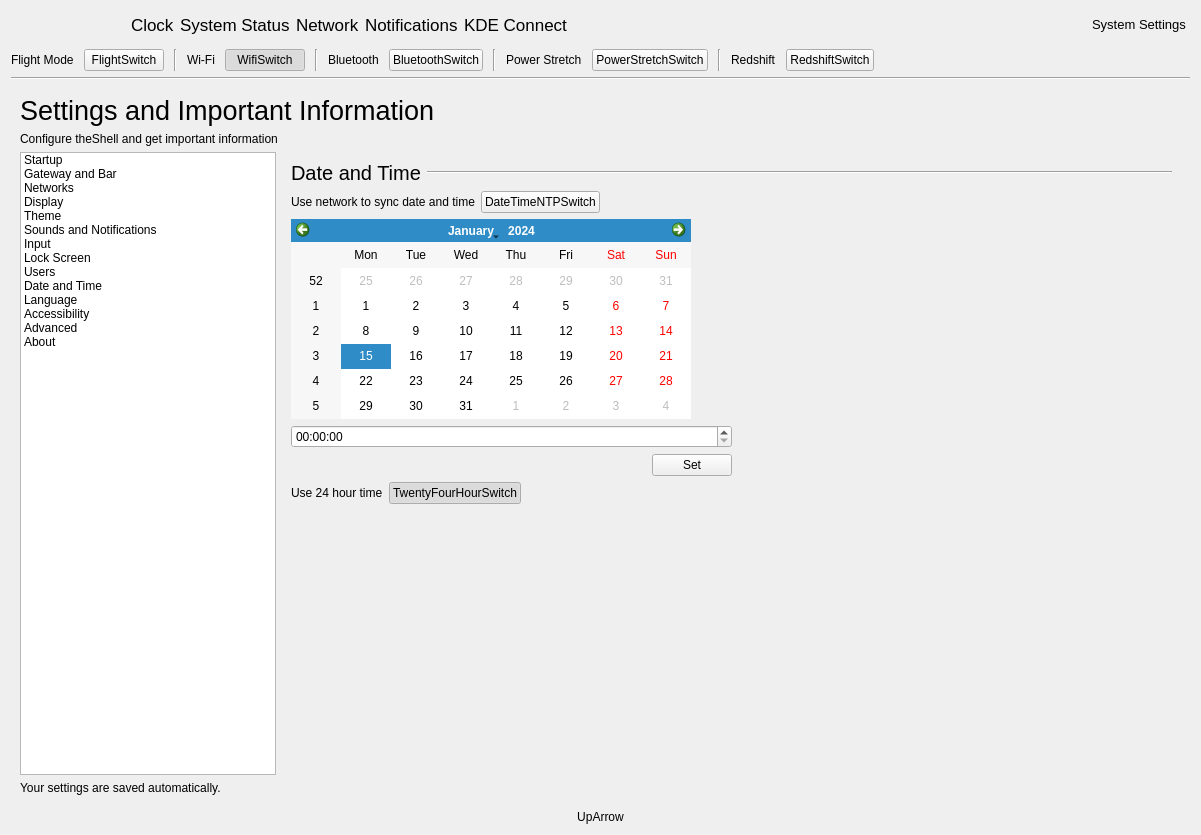
Above: shell/infopanedropdown.ui from vicr123/theshell before the change. Below: the same form after it.
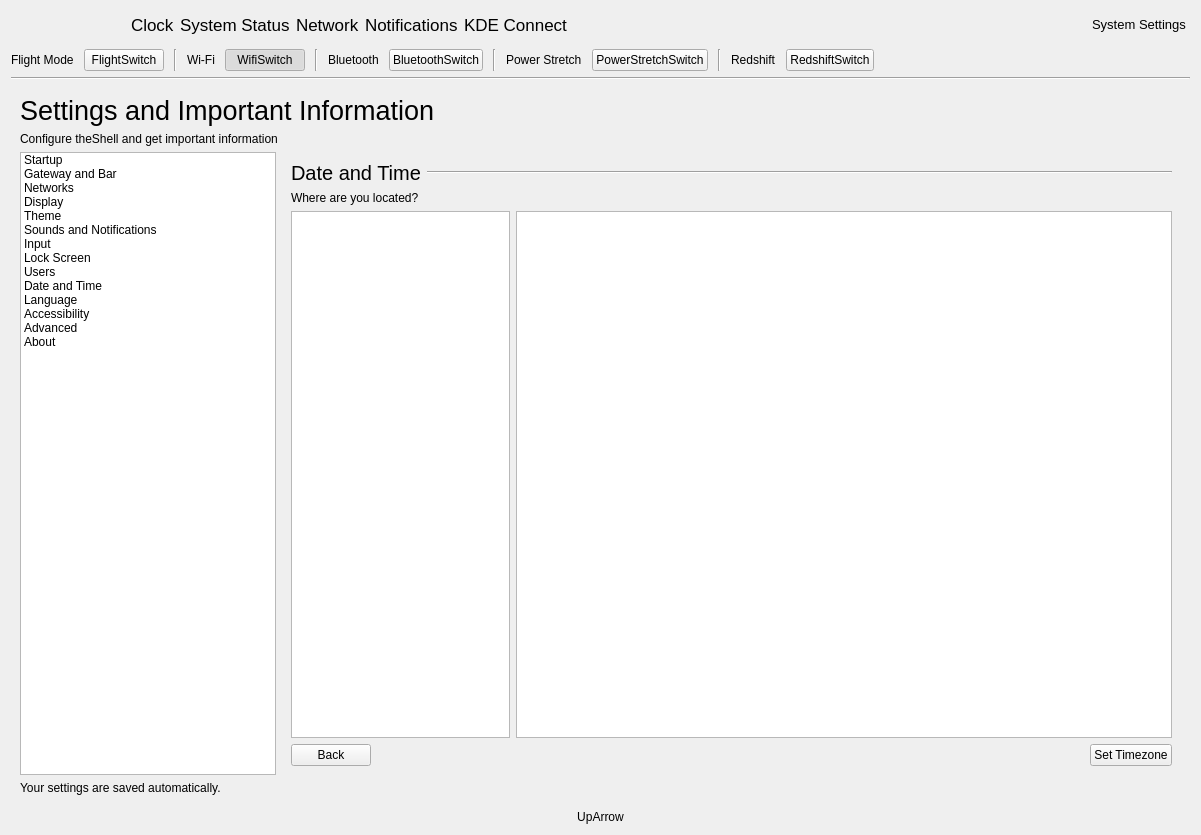
That is the form after the change. The open tabs and pages were chosen to show the change. Icons and pictures are not drawn. Custom widgets are drawn as their Qt base class.

Commit message: Timezone selection

```diff
--- a/shell/infopanedropdown.ui
+++ b/shell/infopanedropdown.ui
@@ -3961,8 +3961,30 @@
               </widget>
              </item>
              <item row="1" column="0" colspan="2">
+              <widget class="AnimatedStackedWidget" name="TimezoneStackedWidget">
+               <property name="currentIndex">
+                <number>0</number>
+               </property>
+               <widget class="QWidget" name="page_19">
+                <property name="autoFillBackground">
+                 <bool>true</bool>
+                </property>
+                <layout class="QGridLayout" name="gridLayout_7">
+                 <property name="leftMargin">
+                  <number>0</number>
+                 </property>
+                 <property name="topMargin">
+                  <number>0</number>
+                 </property>
+                 <property name="rightMargin">
+                  <number>0</number>
+                 </property>
+                 <property name="bottomMargin">
+                  <number>0</number>
+                 </property>
+                 <item row="0" column="0">
               <layout class="QGridLayout" name="gridLayout_15">
-               <item row="5" column="0">
+                   <item row="6" column="0">
                 <spacer name="verticalSpacer_22">
                  <property name="orientation">
                   <enum>Qt::Vertical</enum>
@@ -3975,7 +3997,7 @@
                  </property>
                 </spacer>
                </item>
-               <item row="3" column="0">
+                   <item row="4" column="0">
                 <layout class="QHBoxLayout" name="horizontalLayout_36">
                  <item>
                   <spacer name="horizontalSpacer_26">
@@ -4003,7 +4025,7 @@
                  </item>
                 </layout>
                </item>
-               <item row="1" column="1">
+                   <item row="2" column="1">
                 <spacer name="horizontalSpacer_25">
                  <property name="orientation">
                   <enum>Qt::Horizontal</enum>
@@ -4016,7 +4038,7 @@
                  </property>
                 </spacer>
                </item>
-               <item row="1" column="0">
+                   <item row="2" column="0">
                 <widget class="QCalendarWidget" name="dateTimeSetDate">
                  <property name="maximumSize">
                   <size>
@@ -4026,7 +4048,7 @@
                  </property>
                 </widget>
                </item>
-               <item row="2" column="0">
+                   <item row="3" column="0">
                 <widget class="QTimeEdit" name="dateTimeSetTime"/>
                </item>
                <item row="0" column="0">
@@ -4060,7 +4082,7 @@
                  </item>
                 </layout>
                </item>
-               <item row="4" column="0">
+                   <item row="5" column="0">
                 <layout class="QHBoxLayout" name="horizontalLayout_44">
                  <item>
                   <widget class="QLabel" name="label_78">
@@ -4097,7 +4119,131 @@
                  </item>
                 </layout>
                </item>
-              </layout>
+                   <item row="1" column="0">
+                    <layout class="QHBoxLayout" name="horizontalLayout_2">
+                     <item>
+                      <spacer name="horizontalSpacer_13">
+                       <property name="orientation">
+                        <enum>Qt::Horizontal</enum>
+                       </property>
+                       <property name="sizeHint" stdset="0">
+                        <size>
+                         <width>40</width>
+                         <height>20</height>
+                        </size>
+                       </property>
+                      </spacer>
+                     </item>
+                     <item>
+                      <widget class="QPushButton" name="SetSystemTimezoneButton">
+                       <property name="text">
+                        <string>Set System Timezone</string>
+                       </property>
+                       <property name="icon">
+                        <iconset theme="arrow-right"/>
+                       </property>
+                      </widget>
+                     </item>
+                    </layout>
+                   </item>
+                  </layout>
+                 </item>
+                </layout>
+               </widget>
+               <widget class="QWidget" name="page_20">
+                <property name="autoFillBackground">
+                 <bool>true</bool>
+                </property>
+                <layout class="QVBoxLayout" name="verticalLayout_15">
+                 <property name="leftMargin">
+                  <number>0</number>
+                 </property>
+                 <property name="topMargin">
+                  <number>0</number>
+                 </property>
+                 <property name="rightMargin">
+                  <number>0</number>
+                 </property>
+                 <property name="bottomMargin">
+                  <number>0</number>
+                 </property>
+                 <item>
+                  <widget class="QLabel" name="label_28">
+                   <property name="text">
+                    <string>Where are you located?</string>
+                   </property>
+                  </widget>
+                 </item>
+                 <item>
+                  <layout class="QHBoxLayout" name="horizontalLayout_26">
+                   <item>
+                    <widget class="QListWidget" name="timezoneList">
+                     <property name="sizePolicy">
+                      <sizepolicy hsizetype="Expanding" vsizetype="Expanding">
+                       <horstretch>1</horstretch>
+                       <verstretch>0</verstretch>
+                      </sizepolicy>
+                     </property>
+                     <property name="iconSize">
+                      <size>
+                       <width>32</width>
+                       <height>32</height>
+                      </size>
+                     </property>
+                    </widget>
+                   </item>
+                   <item>
+                    <widget class="QListWidget" name="timezoneCityList">
+                     <property name="sizePolicy">
+                      <sizepolicy hsizetype="Expanding" vsizetype="Expanding">
+                       <horstretch>3</horstretch>
+                       <verstretch>0</verstretch>
+                      </sizepolicy>
+                     </property>
+                    </widget>
+                   </item>
+                  </layout>
+                 </item>
+                 <item>
+                  <layout class="QHBoxLayout" name="horizontalLayout_20">
+                   <item>
+                    <widget class="QPushButton" name="backTimezone">
+                     <property name="text">
+                      <string>Back</string>
+                     </property>
+                     <property name="icon">
+                      <iconset theme="go-previous"/>
+                     </property>
+                    </widget>
+                   </item>
+                   <item>
+                    <spacer name="horizontalSpacer_16">
+                     <property name="orientation">
+                      <enum>Qt::Horizontal</enum>
+                     </property>
+                     <property name="sizeHint" stdset="0">
+                      <size>
+                       <width>40</width>
+                       <height>20</height>
+                      </size>
+                     </property>
+                    </spacer>
+                   </item>
+                   <item>
+                    <widget class="QPushButton" name="setTimezoneButton">
+                     <property name="text">
+                      <string>Set Timezone</string>
+                     </property>
+                     <property name="icon">
+                      <iconset theme="dialog-ok"/>
+                     </property>
+                    </widget>
+                   </item>
+                  </layout>
+                 </item>
+                </layout>
+               </widget>
+              </widget>
              </item>
             </layout>
            </widget>
```
Left out of the diff: 34 changed lines with no effect on the pictures. Lines whose indentation alone changed are shown as unchanged. The commit also changes 18 other files.
